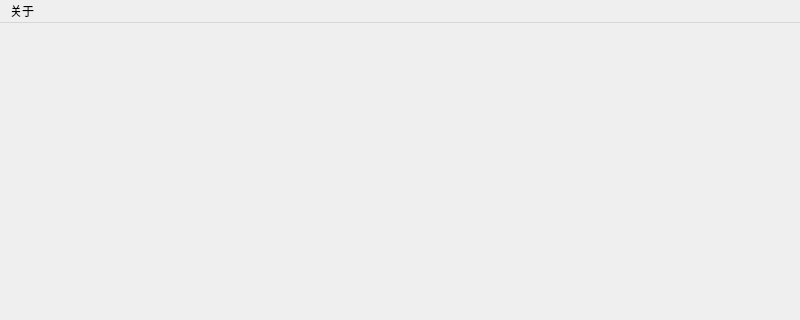
Old version of the form CGLab_DS/mainwindow.ui in the repository RPG-NJU/NJU-CG-Lab; both pictures show x 0 to 800 and y 0 to 320 of the 800 by 600 pixel window.
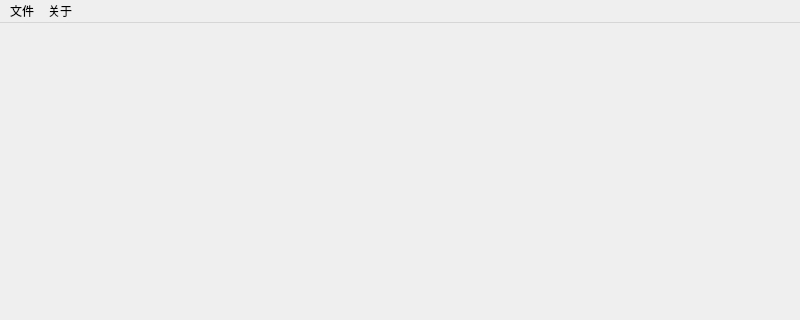
New version of the form.

```diff
--- a/CGLab_DS/mainwindow.ui
+++ b/CGLab_DS/mainwindow.ui
@@ -24,7 +24,7 @@
      <x>0</x>
      <y>0</y>
      <width>800</width>
-     <height>26</height>
+     <height>25</height>
     </rect>
    </property>
    <widget class="QMenu" name="menuAbout">
@@ -44,6 +44,12 @@
     </property>
     <addaction name="showAbout"/>
    </widget>
+   <widget class="QMenu" name="menu">
+    <property name="title">
+     <string>文件</string>
+    </property>
+   </widget>
+   <addaction name="menu"/>
    <addaction name="menuAbout"/>
   </widget>
   <action name="showAbout">
```
Left out of the diff: 42 changed lines with no effect on the pictures.
